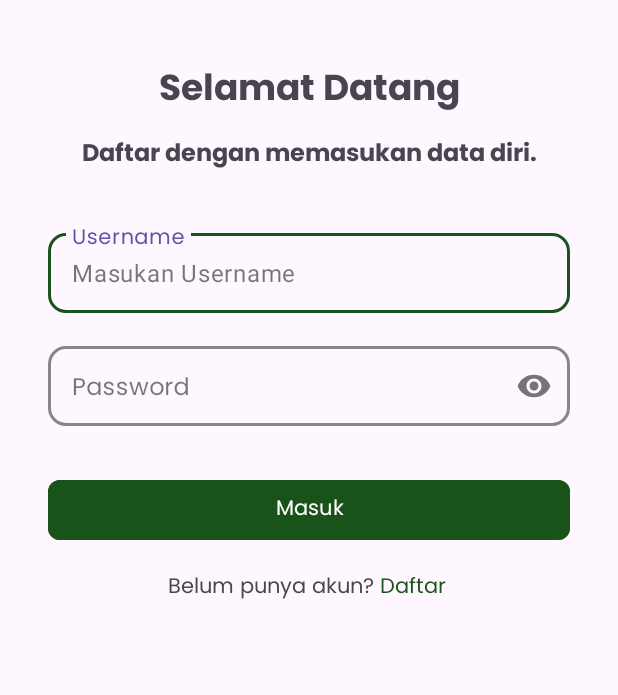
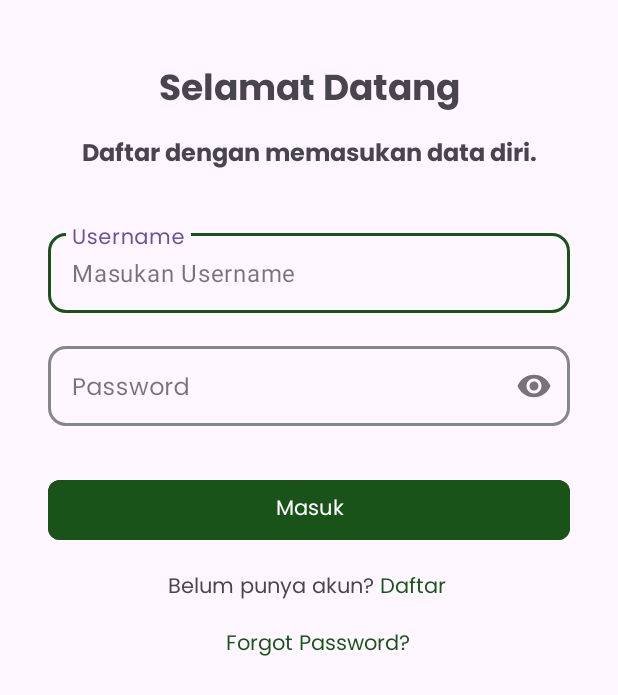
Before and after one commit to Iyaddhh/HydraTiva-App, an Android app: the Login screen opened directly, with no data from a screen before it, on a phone screen of 412 x 824 dp. Shown: the top 695 px of the screen. Run offline under Robolectric (Android 15) with nearby library versions, the phone set to English and light mode, and no system bars.

Commit message:
Forgot Password

```diff
--- a/app/src/main/java/com/example/hydrativa/MainActivity.java
+++ b/app/src/main/java/com/example/hydrativa/MainActivity.java
@@ -16,6 +16,7 @@ import androidx.core.graphics.Insets;
 import androidx.core.view.ViewCompat;
 import androidx.core.view.WindowInsetsCompat;
 
+import com.example.hydrativa.models.ForgotRequest;
 import com.example.hydrativa.models.RegisterRequest;
 import com.example.hydrativa.models.RegisterResponse;
 import com.example.hydrativa.retrofit.RegisterService;
--- a/app/src/main/res/layout/activity_login.xml
+++ b/app/src/main/res/layout/activity_login.xml
@@ -132,4 +132,20 @@
         app:layout_constraintStart_toEndOf="@id/register"
         app:layout_constraintTop_toTopOf="@id/register"
         android:layout_marginStart="4dp"/>
+
+    <TextView
+        android:id="@+id/lupapassword"
+        android:layout_width="wrap_content"
+        android:layout_height="wrap_content"
+        android:text="Forgot Password?"
+        android:textColor="@color/primary"
+        android:clickable="true"
+        android:focusable="true"
+        android:layout_marginStart="12dp"
+        android:layout_marginTop="54dp"
+        android:fontFamily="@font/poppins"
+        android:textSize="14sp"
+        app:layout_constraintTop_toBottomOf="@id/loginButton"
+        app:layout_constraintStart_toStartOf="parent"
+        app:layout_constraintEnd_toEndOf="parent" />
 </androidx.constraintlayout.widget.ConstraintLayout>
```
Also changed, not shown: app/src/main/java/com/example/hydrativa/Login.java (+22 -0 lines), app/src/main/java/com/example/hydrativa/models/ForgotPasswordRequest.java (added, +9 -0 lines), app/src/main/java/com/example/hydrativa/models/ForgotPasswordResponse.java (added, +9 -0 lines), app/src/main/java/com/example/hydrativa/models/ForgotRequest.java (added, +46 -0 lines), app/src/main/java/com/example/hydrativa/retrofit/ForgotService.java (added, +14 -0 lines), app/src/main/res/layout/activity_main.xml (+13 -11 lines).
